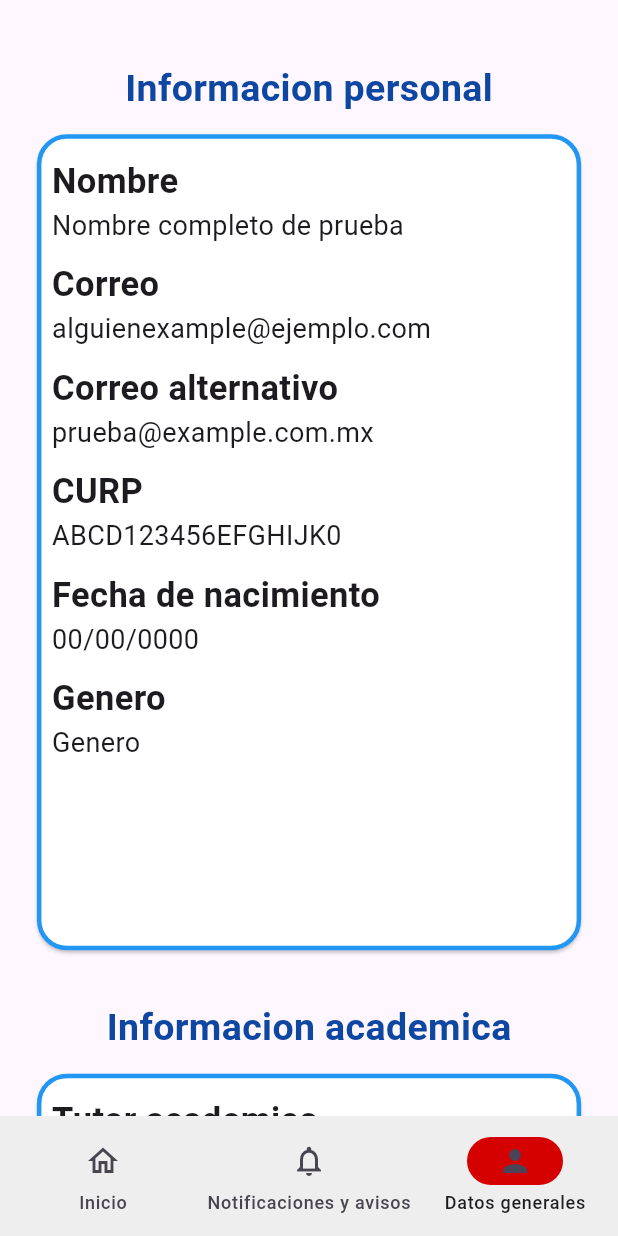
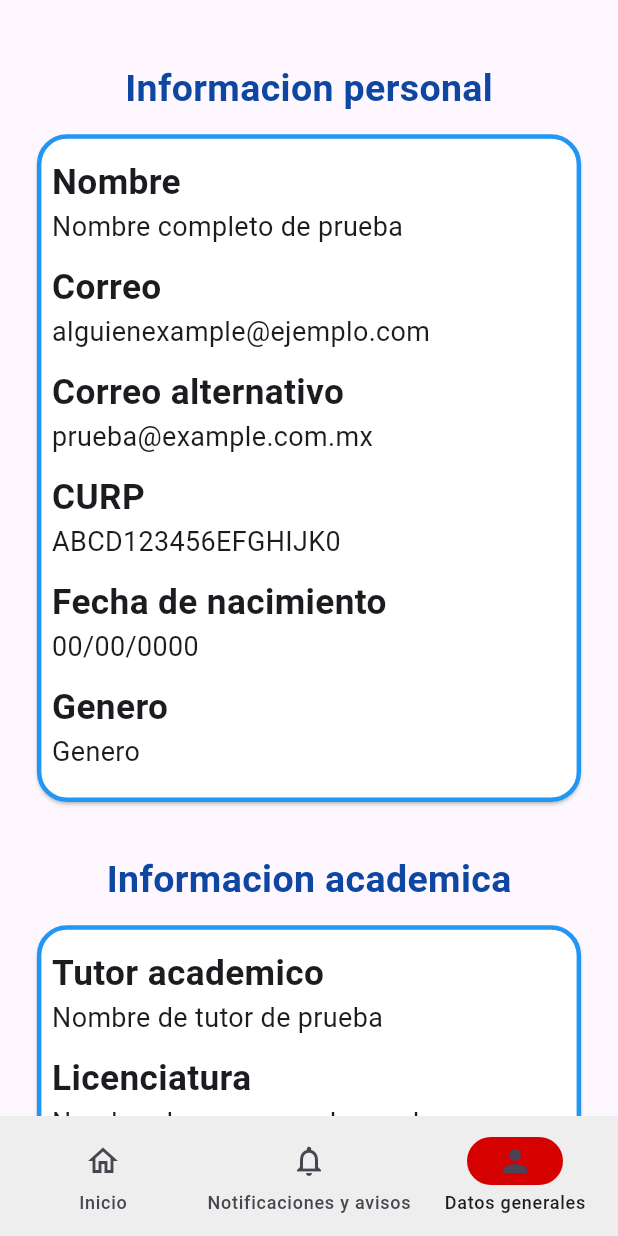
Before and after one commit to REV09/siabenv_ss, a Flutter app: the PrincipalPage screen opened directly, item 3 of the bottom bar chosen, on a phone screen of 412 x 824 dp. Run offline on Flutter 3.47's test engine with Material 3 defaults, Android fonts, the phone set to English and light mode, and no system bars.

Commit message:
errores de redimensionado resueltos

```diff
--- a/lib/src/pages/general_information_page.dart
+++ b/lib/src/pages/general_information_page.dart
@@ -59,7 +59,7 @@ class GeneralInformationPage extends StatelessWidget {
                   academicInformationTitles,
                   academicInformationData,
                 )
-              : portraitLandscape(
+              : landscapeView(
                   responsive,
                   titleStyle,
                   personalInformationTitles,
@@ -88,7 +88,7 @@ class GeneralInformationPage extends StatelessWidget {
             SizedBox(height: responsive.hp(1)),
             SizedBox(
               width: responsive.wp(90),
-              height: responsive.hp(67),
+              height: responsive.hp(55),
               child: GeneralInformationCard(
                 titles: personalInformationTitles,
                 information: personalInformationData,
@@ -106,7 +106,7 @@ class GeneralInformationPage extends StatelessWidget {
             SizedBox(height: responsive.hp(1)),
             SizedBox(
               width: responsive.wp(90),
-              height: responsive.hp(47),
+              height: responsive.hp(40),
               child: GeneralInformationCard(
                 titles: academicInformationTitles,
                 information: academicInformationData,
@@ -126,7 +126,7 @@ class GeneralInformationPage extends StatelessWidget {
     );
   }
 
-  Widget portraitLandscape(
+  Widget landscapeView(
     Responsive responsive,
     TextStyle titleStyle,
     List<String> personalInformationTitles,
@@ -148,7 +148,7 @@ class GeneralInformationPage extends StatelessWidget {
                   SizedBox(height: responsive.hp(1)),
                   SizedBox(
                     width: responsive.wp(45),
-                    height: responsive.hp(120),
+                    height: responsive.hp(118),
                     child: GeneralInformationCard(
                       titles: personalInformationTitles,
                       information: personalInformationData,
@@ -170,7 +170,7 @@ class GeneralInformationPage extends StatelessWidget {
                   SizedBox(height: responsive.hp(1)),
                   SizedBox(
                     width: responsive.wp(45),
-                    height: responsive.hp(90),
+                    height: responsive.hp(83),
                     child: GeneralInformationCard(
                       titles: academicInformationTitles,
                       information: academicInformationData,
--- a/lib/src/pages/widgets/general_information_card.dart
+++ b/lib/src/pages/widgets/general_information_card.dart
@@ -1,4 +1,5 @@
 import 'package:flutter/material.dart';
+import 'package:mibenv/src/utils/responsive.dart';
 
 class GeneralInformationCard extends StatelessWidget {
   final List<String>? titles;
@@ -14,13 +15,14 @@ class GeneralInformationCard extends StatelessWidget {
 
   @override
   Widget build(BuildContext context) {
-    TextStyle titleStyle = const TextStyle(
-      fontSize: 23,
+    Responsive responsive = Responsive(context);
+    TextStyle titleStyle = TextStyle(
+      fontSize: responsive.dp(2.55),
       fontWeight: FontWeight.bold,
     );
 
-    TextStyle informationStyle = const TextStyle(
-      fontSize: 18,
+    TextStyle informationStyle = TextStyle(
+      fontSize: responsive.dp(1.95),
     );
 
     List<Widget> informationCardContent = List.empty(growable: true);
```
Also changed, not shown: lib/src/pages/home_page.dart (+5 -3 lines), lib/src/pages/widgets/notifications_card_landscape.dart (+6 -4 lines), lib/src/pages/widgets/notifications_card_portrait.dart (+7 -4 lines), pubspec.lock.
